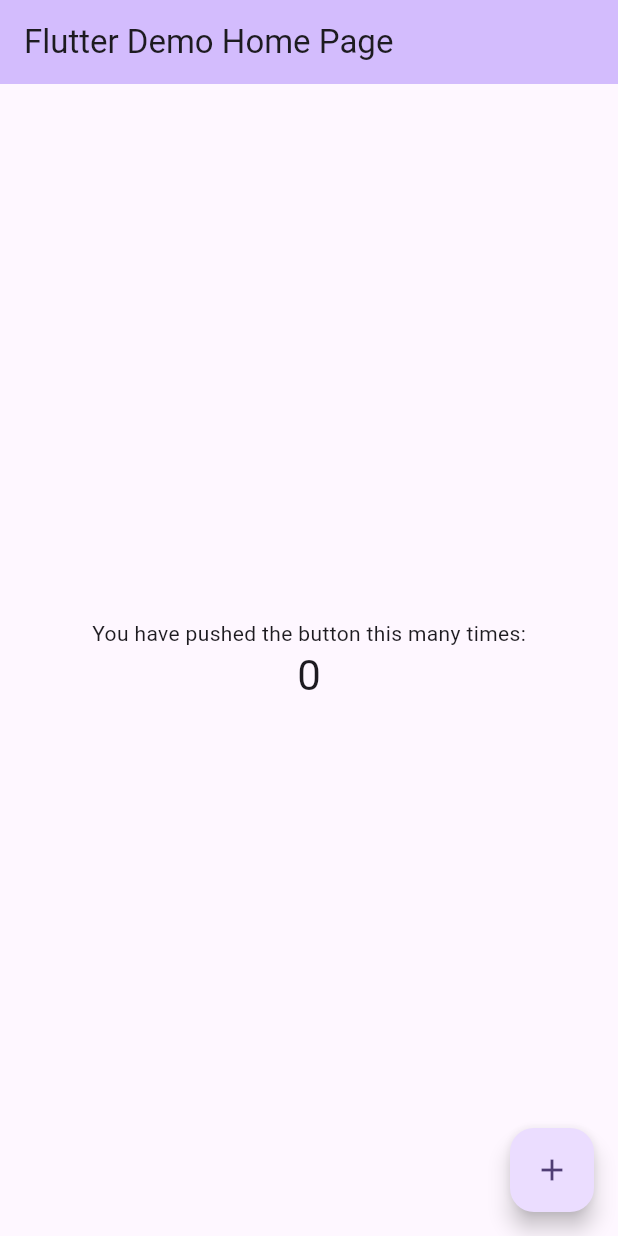
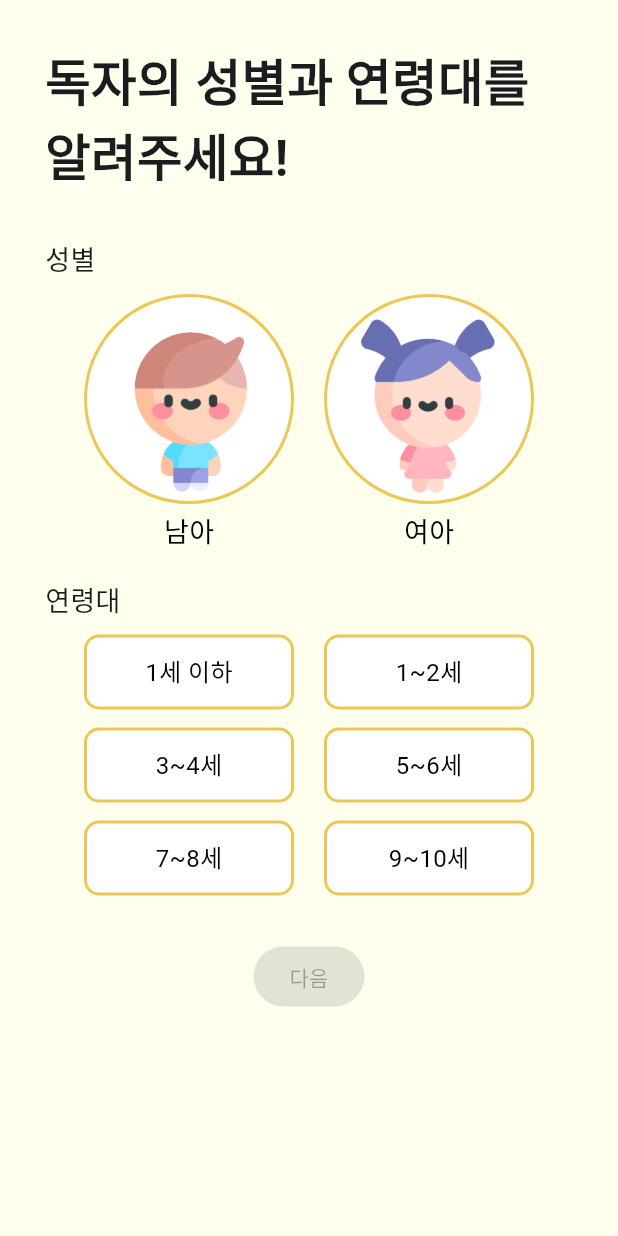
Before and after one commit to yunhit/create_book, a Flutter app: the screen it shows after launch, on a phone screen of 412 x 824 dp. Run offline on Flutter 3.47's test engine with Material 3 defaults, Android fonts, the phone set to English and light mode, and no system bars.

Commit message:
inputInfo

```diff
--- a/lib/main.dart
+++ b/lib/main.dart
@@ -1,122 +1,17 @@
 import 'package:flutter/material.dart';
+import 'screens/inputInfo_screen.dart';
 
-void main() {
-  runApp(const MyApp());
-}
+void main() => runApp(MyApp());
 
 class MyApp extends StatelessWidget {
   const MyApp({super.key});
 
-  // This widget is the root of your application.
   @override
   Widget build(BuildContext context) {
     return MaterialApp(
-      title: 'Flutter Demo',
-      theme: ThemeData(
-        // This is the theme of your application.
-        //
-        // TRY THIS: Try running your application with "flutter run". You'll see
-        // the application has a purple toolbar. Then, without quitting the app,
-        // try changing the seedColor in the colorScheme below to Colors.green
-        // and then invoke "hot reload" (save your changes or press the "hot
-        // reload" button in a Flutter-supported IDE, or press "r" if you used
-        // the command line to start the app).
-        //
-        // Notice that the counter didn't reset back to zero; the application
-        // state is not lost during the reload. To reset the state, use hot
-        // restart instead.
-        //
-        // This works for code too, not just values: Most code changes can be
-        // tested with just a hot reload.
-        colorScheme: ColorScheme.fromSeed(seedColor: Colors.deepPurple),
-      ),
-      home: const MyHomePage(title: 'Flutter Demo Home Page'),
+      title: 'create-book',
+      theme: ThemeData(primarySwatch: Colors.blue),
+      home: InputInfoScreen(),
     );
   }
 }
-
-class MyHomePage extends StatefulWidget {
-  const MyHomePage({super.key, required this.title});
-
-  // This widget is the home page of your application. It is stateful, meaning
-  // that it has a State object (defined below) that contains fields that affect
-  // how it looks.
-
-  // This class is the configuration for the state. It holds the values (in this
-  // case the title) provided by the parent (in this case the App widget) and
-  // used by the build method of the State. Fields in a Widget subclass are
-  // always marked "final".
-
-  final String title;
-
-  @override
-  State<MyHomePage> createState() => _MyHomePageState();
-}
-
-class _MyHomePageState extends State<MyHomePage> {
-  int _counter = 0;
-
-  void _incrementCounter() {
-    setState(() {
-      // This call to setState tells the Flutter framework that something has
-      // changed in this State, which causes it to rerun the build method below
-      // so that the display can reflect the updated values. If we changed
-      // _counter without calling setState(), then the build method would not be
-      // called again, and so nothing would appear to happen.
-      _counter++;
-    });
-  }
-
-  @override
-  Widget build(BuildContext context) {
-    // This method is rerun every time setState is called, for instance as done
-    // by the _incrementCounter method above.
-    //
-    // The Flutter framework has been optimized to make rerunning build methods
-    // fast, so that you can just rebuild anything that needs updating rather
-    // than having to individually change instances of widgets.
-    return Scaffold(
-      appBar: AppBar(
-        // TRY THIS: Try changing the color here to a specific color (to
-        // Colors.amber, perhaps?) and trigger a hot reload to see the AppBar
-        // change color while the other colors stay the same.
-        backgroundColor: Theme.of(context).colorScheme.inversePrimary,
-        // Here we take the value from the MyHomePage object that was created by
-        // the App.build method, and use it to set our appbar title.
-        title: Text(widget.title),
-      ),
-      body: Center(
-        // Center is a layout widget. It takes a single child and positions it
-        // in the middle of the parent.
-        child: Column(
-          // Column is also a layout widget. It takes a list of children and
-          // arranges them vertically. By default, it sizes itself to fit its
-          // children horizontally, and tries to be as tall as its parent.
-          //
-          // Column has various properties to control how it sizes itself and
-          // how it positions its children. Here we use mainAxisAlignment to
-          // center the children vertically; the main axis here is the vertical
-          // axis because Columns are vertical (the cross axis would be
-          // horizontal).
-          //
-          // TRY THIS: Invoke "debug painting" (choose the "Toggle Debug Paint"
-          // action in the IDE, or press "p" in the console), to see the
-          // wireframe for each widget.
-          mainAxisAlignment: MainAxisAlignment.center,
-          children: <Widget>[
-            const Text('You have pushed the button this many times:'),
-            Text(
-              '$_counter',
-              style: Theme.of(context).textTheme.headlineMedium,
-            ),
-          ],
-        ),
-      ),
-      floatingActionButton: FloatingActionButton(
-        onPressed: _incrementCounter,
-        tooltip: 'Increment',
-        child: const Icon(Icons.add),
-      ), // This trailing comma makes auto-formatting nicer for build methods.
-    );
-  }
-}
--- /dev/null
+++ b/lib/screens/inputInfo_screen.dart
@@ -0,0 +1,155 @@
+import 'package:flutter/material.dart';
+import 'package:create_book/widgets/rectangle_container.dart';
+import 'package:create_book/widgets/circle_container.dart';
+import 'package:create_book/widgets/custom_progress_bar.dart';
+import 'package:create_book/widgets/basic_ig_button.dart';
+
+class InputInfoScreen extends StatefulWidget {
+  const InputInfoScreen({super.key});
+
+  @override
+  _InputInfoScreenState createState() => _InputInfoScreenState();
+}
+
+class _InputInfoScreenState extends State<InputInfoScreen> {
+  String selectedGender = '';
+  String selectedAgeGroup = '';
+  bool isStep1Completed = false;
+
+  @override
+  Widget build(BuildContext context) {
+    return Scaffold(
+      backgroundColor: Color(0xFFFEFFED),
+      body: Padding(
+        padding: const EdgeInsets.all(30.0),
+        child: Column(
+          children: [
+            // step1
+            if (!isStep1Completed) ...[
+              Text(
+                '독자의 성별과 연령대를 알려주세요!',
+                style: TextStyle(fontSize: 33, fontWeight: FontWeight.bold),
+              ),
+              SizedBox(height: 30),
+              Row(
+                mainAxisAlignment: MainAxisAlignment.start,
+                children: [Text('성별', style: TextStyle(fontSize: 18))],
+              ),
+              SizedBox(height: 10),
+              Row(
+                mainAxisAlignment: MainAxisAlignment.center,
+                children: [
+                  _buildGenderOption('남아', 'assets/images/kid_boy.png'),
+                  SizedBox(width: 20),
+                  _buildGenderOption('여아', 'assets/images/kid_girl.png'),
+                ],
+              ),
+              SizedBox(height: 20),
+
+              // 연령대 선택
+              Row(
+                mainAxisAlignment: MainAxisAlignment.start,
+                children: [Text('연령대', style: TextStyle(fontSize: 18))],
+              ),
+              SizedBox(height: 10),
+              Wrap(
+                spacing: 20.0,
+                runSpacing: 12.0,
+                children: [
+                  _buildAgeButton('1세 이하'),
+                  _buildAgeButton('1~2세'),
+                  _buildAgeButton('3~4세'),
+                  _buildAgeButton('5~6세'),
+                  _buildAgeButton('7~8세'),
+                  _buildAgeButton('9~10세'),
+                ],
+              ),
+              SizedBox(height: 30),
+
+              // 완료 버튼
+              ElevatedButton(
+                onPressed:
+                    selectedGender.isNotEmpty && selectedAgeGroup.isNotEmpty
+                        ? () {
+                          setState(() {
+                            isStep1Completed = true;
+                          });
+                        }
+                        : null, // 성별과 연령대가 선택되었을 때만 버튼 활성화
+                style: ElevatedButton.styleFrom(
+                  backgroundColor:
+                      Colors.orange, // backgroundColor -> primary로 변경
+                ),
+                child: Text("다음"),
+              ),
+            ],
+
+            // 두 번째 화면 (교훈 선택)
+            if (isStep1Completed) ...[
+              // 교훈 선택 UI 구현
+              Text(
+                '생성할 동화의 교훈을 선택해 주세요!',
+                style: TextStyle(fontSize: 18, fontWeight: FontWeight.bold),
+              ),
+              Wrap(
+                spacing: 10.0,
+                children: [
+                  _buildLessonButton('우정의 소중함'),
+                  _buildLessonButton('용기와 자신감'),
+                  _buildLessonButton('용서와 이해'),
+                  _buildLessonButton('인내와 겸손'),
+                  _buildLessonButton('열린 마음과 배려'),
+                  _buildLessonButton('창의성과 상상력'),
+                  _buildLessonButton('책임감과 신뢰'),
+                  _buildLessonButton('성실한 노력의 가치'),
+                  _buildLessonButton('공평함과 정의'),
+                ],
+              ),
+            ],
+          ],
+        ),
+      ),
+    );
+  }
+
+  Widget _buildGenderOption(String label, String imagePath) {
+    return GestureDetector(
+      onTap: () {
+        setState(() {
+          selectedGender = label;
+        });
+      },
+      child: Column(
+        children: [
+          CircleContainer(imagePath: imagePath), // CircleContainer 안에 이미지 표시
+          SizedBox(height: 5),
+          Text(label, style: TextStyle(fontSize: 18, color: Colors.black)),
+        ],
+      ),
+    );
+  }
+
+  Widget _buildAgeButton(String label) {
+    return GestureDetector(
+      onTap: () {
+        setState(() {
+          selectedAgeGroup = label;
+        });
+      },
+      child: RectangleContainer(label: label),
+    );
+  }
+
+  Widget _buildLessonButton(String label) {
+    return ElevatedButton(
+      onPressed: () {
+        // 교훈 선택 처리
+      },
+      style: ElevatedButton.styleFrom(
+        backgroundColor: Colors.white,
+        side: BorderSide(color: Colors.orange),
+      ),
+      child: Text(label),
+    );
+  }
+}
--- /dev/null
+++ b/lib/widgets/circle_container.dart
@@ -0,0 +1,21 @@
+import 'package:flutter/material.dart';
+
+class CircleContainer extends StatelessWidget {
+  final String imagePath;
+
+  const CircleContainer({super.key, required this.imagePath});
+
+  @override
+  Widget build(BuildContext context) {
+    return Container(
+      width: 140,
+      height: 140,
+      decoration: BoxDecoration(
+        color: Colors.white,
+        shape: BoxShape.circle,
+        border: Border.all(color: Color(0xFFEBC755), width: 2),
+      ),
+      child: ClipOval(child: Image.asset(imagePath, fit: BoxFit.contain)),
+    );
+  }
+}
--- /dev/null
+++ b/lib/widgets/rectangle_container.dart
@@ -0,0 +1,30 @@
+import 'package:flutter/material.dart';
+
+class RectangleContainer extends StatelessWidget {
+  final String label; // label 매개변수 정의
+
+  // 생성자에서 label 값을 받도록 수정
+  const RectangleContainer({super.key, required this.label});
+
+  @override
+  Widget build(BuildContext context) {
+    return Container(
+      width: 140, // 기본 140px, 위젯 사용 시 조정 가능
+      height: 50, // 고정값
+      decoration: BoxDecoration(
+        color: Colors.white,
+        borderRadius: BorderRadius.circular(10), // 둥근 모서리
+        border: Border.all(
+          color: Color(0xFFEBC755),
+          width: 2,
+        ), // 스트로크 색상 EBC755
+      ),
+      child: Center(
+        child: Text(
+          label, // label을 Text로 표시
+          style: TextStyle(fontSize: 16, color: Colors.black),
+        ),
+      ),
+    );
+  }
+}
--- a/pubspec.yaml
+++ b/pubspec.yaml
@@ -58,9 +58,8 @@ flutter:
   uses-material-design: true
 
   # To add assets to your application, add an assets section, like this:
-  # assets:
-  #   - images/a_dot_burr.jpeg
-  #   - images/a_dot_ham.jpeg
+  assets:
+    - assets/images/
 
   # An image asset can refer to one or more resolution-specific "variants", see
   # https://flutter.dev/to/resolution-aware-images
```
Also changed, not shown: lib/widgets/basic_ig_button.dart (added, +68 -0 lines), lib/widgets/bubble_container.dart (added, +72 -0 lines), lib/widgets/custom_progress_bar.dart (added, +91 -0 lines), assets/images/backgroud_mask.png (added), assets/images/dino.png (added), assets/images/kid_boy.png (added), assets/images/kid_girl.png (added), lib/screens/loading_screen.dart (added).
